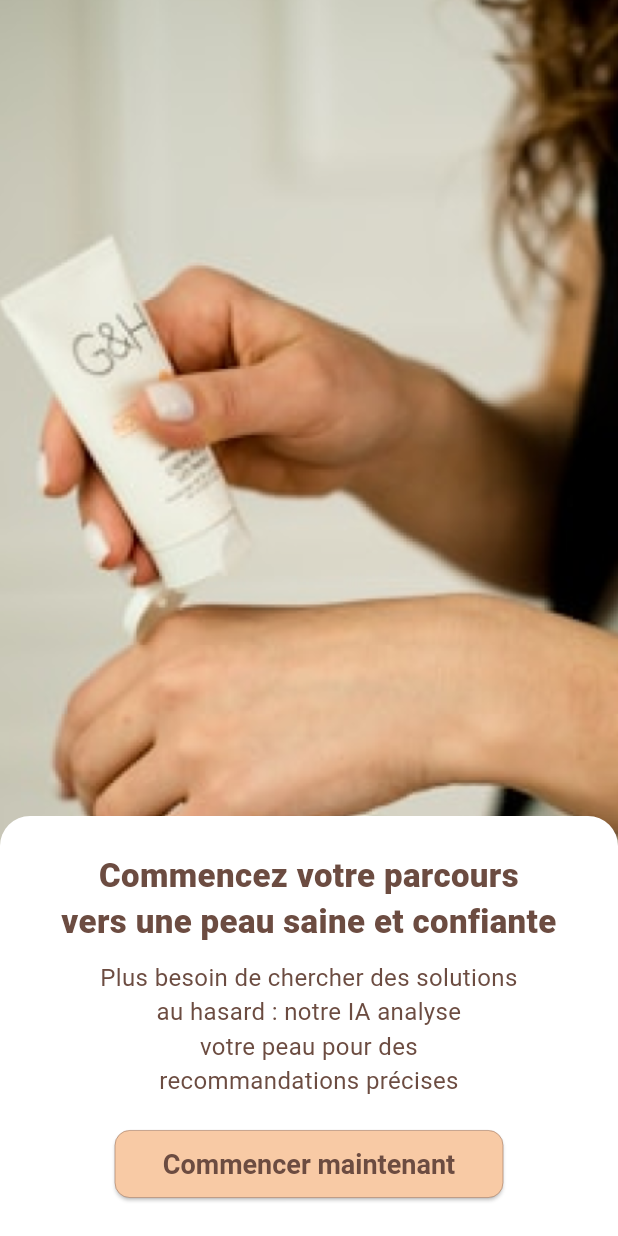
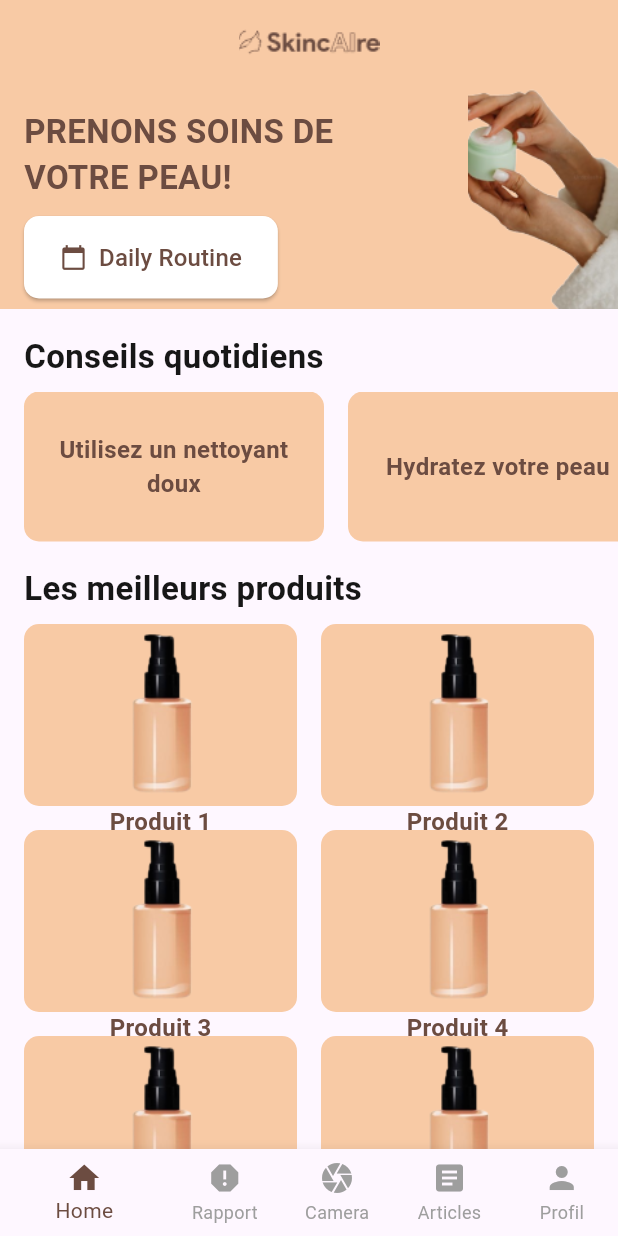
Before and after one commit to ayoub-kh/skincaire_app, a Flutter app: the screen it shows after launch, on a phone screen of 412 x 824 dp. Run offline on Flutter 3.47's test engine with Material 3 defaults, Android fonts, the phone set to English and light mode, and no system bars.

Commit message:
I added the home screen

```diff
--- a/lib/main.dart
+++ b/lib/main.dart
@@ -3,6 +3,7 @@
 import 'package:flutter/material.dart';
 import 'package:skincaire_app/screens/splash_screen/splash_screen.dart';
 import 'package:skincaire_app/screens/splash_screen/start_screen.dart';
+import 'package:skincaire_app/screens/home/home_screen.dart';
 
 void main() {
   runApp(const MyApp());
@@ -20,7 +21,7 @@
 
         useMaterial3: true,
       ),
-      home: StartScreen(),
+      home: HomeScreen(),
     );
   }
 }
--- /dev/null
+++ b/lib/model/conseil.dart
@@ -0,0 +1,25 @@
+class Conseil {
+  final String title;
+  // final String description;
+
+  Conseil({
+    required this.title,
+    // required this.description,
+  });
+
+  // Method to convert a Conseil object to a map
+  Map<String, dynamic> toMap() {
+    return {
+      'title': title,
+      // 'description': description,
+    };
+  }
+
+  // Method to create a Conseil object from a map
+  factory Conseil.fromMap(Map<String, dynamic> map) {
+    return Conseil(
+      title: map['title'],
+      // description: map['description'],
+    );
+  }
+}
--- /dev/null
+++ b/lib/screens/home/home_screen.dart
@@ -0,0 +1,237 @@
+// ignore_for_file: prefer_const_constructors, prefer_const_literals_to_create_immutables
+
+import 'package:flutter/material.dart';
+import 'package:skincaire_app/constants/constants.dart';
+import 'package:skincaire_app/model/conseil.dart';
+
+class HomeScreen extends StatelessWidget {
+  const HomeScreen({super.key});
+
+  @override
+  Widget build(BuildContext context) {
+    List<Conseil> conseils = [
+      Conseil(title: 'Utilisez un nettoyant doux'),
+      Conseil(title: 'Hydratez votre peau'),
+      Conseil(title: 'Protégez votre peau du soleil'),
+      Conseil(title: 'Mangez sainement'),
+      Conseil(title: 'Dormez suffisamment'),
+      Conseil(title: 'Buvez de l\'eau'),
+      Conseil(title: 'Faites de l\'exercice'),
+      Conseil(title: 'Évitez le stress'),
+      Conseil(title: 'Utilisez des produits adaptés à votre peau'),
+      Conseil(title: 'Consultez un dermatologue régulièrement'),
+    ];
+    return Scaffold(
+      appBar: AppBar(
+        title: Center(child: Image.asset('assets/images/logo_horizental.png')),
+        backgroundColor: peach,
+      ),
+      body: SingleChildScrollView(
+        child: Column(
+          crossAxisAlignment: CrossAxisAlignment.start,
+          children: [
+            Container(
+                height: 150,
+                width: double.infinity,
+                decoration: BoxDecoration(
+                  color: peach,
+                ),
+                child: Stack(
+                  children: [
+                    Align(
+                      alignment: Alignment.centerRight,
+                      child: Container(
+                        width: 100,
+                        decoration: BoxDecoration(
+                          image: DecorationImage(
+                            image: AssetImage('assets/images/hands_home.png'),
+                            fit: BoxFit.fitHeight,
+                          ),
+                        ),
+                      ),
+                    ),
+                    Padding(
+                      padding: const EdgeInsets.all(16.0),
+                      child: Column(
+                        crossAxisAlignment: CrossAxisAlignment.start,
+                        children: [
+                          Text(
+                            'PRENONS SOINS DE \n'
+                            'VOTRE PEAU!',
+                            style: TextStyle(
+                              color: brown,
+                              fontSize: 22.0,
+                              fontWeight: FontWeight.bold,
+                            ),
+                            textAlign: TextAlign.left,
+                          ),
+                          SizedBox(height: 10.0),
+                          ElevatedButton.icon(
+                            onPressed: () {},
+                            style: ElevatedButton.styleFrom(
+                              backgroundColor: white,
+                              shape: RoundedRectangleBorder(
+                                borderRadius: BorderRadius.circular(10.0),
+                              ),
+                              padding: EdgeInsets.symmetric(
+                                horizontal: 24.0,
+                                vertical: 16.0,
+                              ),
+                            ),
+                            icon: Icon(
+                              Icons.calendar_today,
+                              color: brown,
+                            ),
+                            label: Text(
+                              'Daily Routine',
+                              style: TextStyle(
+                                color: brown,
+                                fontSize: 16.0,
+                              ),
+                            ),
+                          )
+                        ],
+                      ),
+                    ),
+                  ],
+                )),
+            SizedBox(height: 8.0),
+            Padding(
+              padding:
+                  const EdgeInsets.symmetric(horizontal: 16.0, vertical: 8.0),
+              child: Text(
+                'Conseils quotidiens',
+                style: TextStyle(
+                  color: black,
+                  fontSize: 22.0,
+                  fontWeight: FontWeight.bold,
+                ),
+              ),
+            ),
+            SizedBox(
+              height: 100,
+              child: ListView.builder(
+                scrollDirection: Axis.horizontal,
+                itemCount: conseils.length,
+                itemBuilder: (context, index) {
+                  return Container(
+                    width: 200,
+                    margin: EdgeInsets.only(left: 16.0),
+                    decoration: BoxDecoration(
+                      color: peach,
+                      borderRadius: BorderRadius.circular(10.0),
+                    ),
+                    child: Padding(
+                      padding: const EdgeInsets.all(16.0),
+                      child: Center(
+                        child: Text(
+                          conseils[index].title,
+                          style: TextStyle(
+                            color: brown,
+                            fontSize: 16.0,
+                            fontWeight: FontWeight.w600,
+                          ),
+                          textAlign: TextAlign.center,
+                        ),
+                      ),
+                    ),
+                  );
+                },
+              ),
+            ),
+            SizedBox(height: 8.0),
+            Padding(
+              padding:
+                  const EdgeInsets.symmetric(horizontal: 16.0, vertical: 8.0),
+              child: Text(
+                'Les meilleurs produits',
+                style: TextStyle(
+                  color: black,
+                  fontSize: 22.0,
+                  fontWeight: FontWeight.bold,
+                ),
+              ),
+            ),
+            GridView.builder(
+              shrinkWrap: true,
+              physics: NeverScrollableScrollPhysics(),
+              padding: const EdgeInsets.symmetric(horizontal: 16.0),
+              gridDelegate: SliverGridDelegateWithFixedCrossAxisCount(
+                crossAxisCount: 2,
+                crossAxisSpacing: 16.0,
+                mainAxisSpacing: 16.0,
+                childAspectRatio:
+                    1.5, // Adjusted the aspect ratio to reduce height
+              ),
+              itemCount: 10,
+              itemBuilder: (context, index) {
+                return Container(
+                  decoration: BoxDecoration(
+                    color: peach,
+                    borderRadius: BorderRadius.circular(10.0),
+                  ),
+                  child: Column(
+                    children: [
+                      Container(
+                        height: 120, // Reduced height
+                        width: 100,
+                        decoration: BoxDecoration(
+                          image: DecorationImage(
+                            image: AssetImage('assets/images/produit.png'),
+                            fit: BoxFit.cover,
+                          ),
+                          borderRadius:
+                              BorderRadius.vertical(top: Radius.circular(10.0)),
+                        ),
+                      ),
+                      Text(
+                        'Produit ${index + 1}',
+                        style: TextStyle(
+                          color: brown,
+                          fontSize: 16.0,
+                          fontWeight: FontWeight.w600,
+                        ),
+                      ),
+                    ],
+                  ),
+                );
+              },
+            ),
+          ],
+        ),
+      ),
+      bottomNavigationBar: BottomNavigationBar(
+        items: const <BottomNavigationBarItem>[
+          BottomNavigationBarItem(
+            icon: Icon(Icons.home),
+            label: 'Home',
+          ),
+          BottomNavigationBarItem(
+            icon: Icon(Icons.report),
+            label: 'Rapport',
+          ),
+          BottomNavigationBarItem(
+            icon: Icon(Icons.camera),
+            label: 'Camera',
+          ),
+          BottomNavigationBarItem(
+            icon: Icon(Icons.article),
+            label: 'Articles',
+          ),
+          BottomNavigationBarItem(
+            icon: Icon(Icons.person),
+            label: 'Profil',
+          ),
+        ],
+        currentIndex: 0,
+        selectedItemColor: brown,
+        unselectedItemColor: Colors.grey,
+        unselectedLabelStyle: TextStyle(color: brown),
+        showUnselectedLabels: true,
+        onTap: (index) {
+          // Handle navigation to different screens
+        },
+      ),
+    );
+  }
+}
```
Also changed, not shown: assets/images/bottum bar.png (added), assets/images/hands_home.png (added), assets/images/logo_horizental.png (added), assets/images/produit.png (added).
